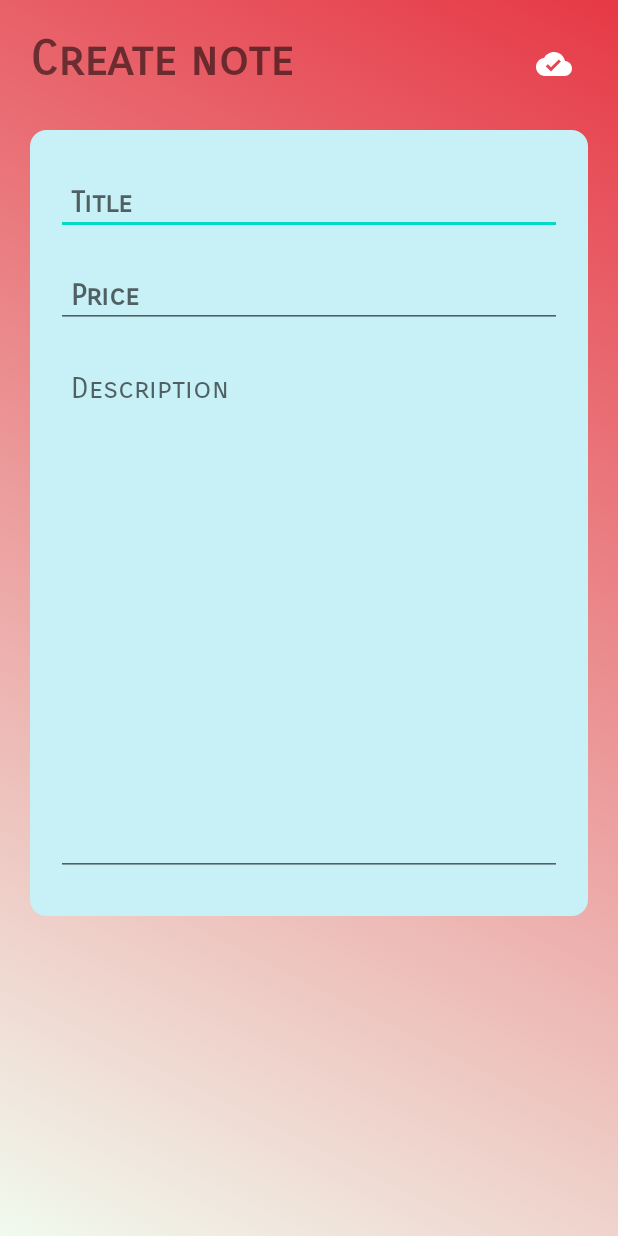
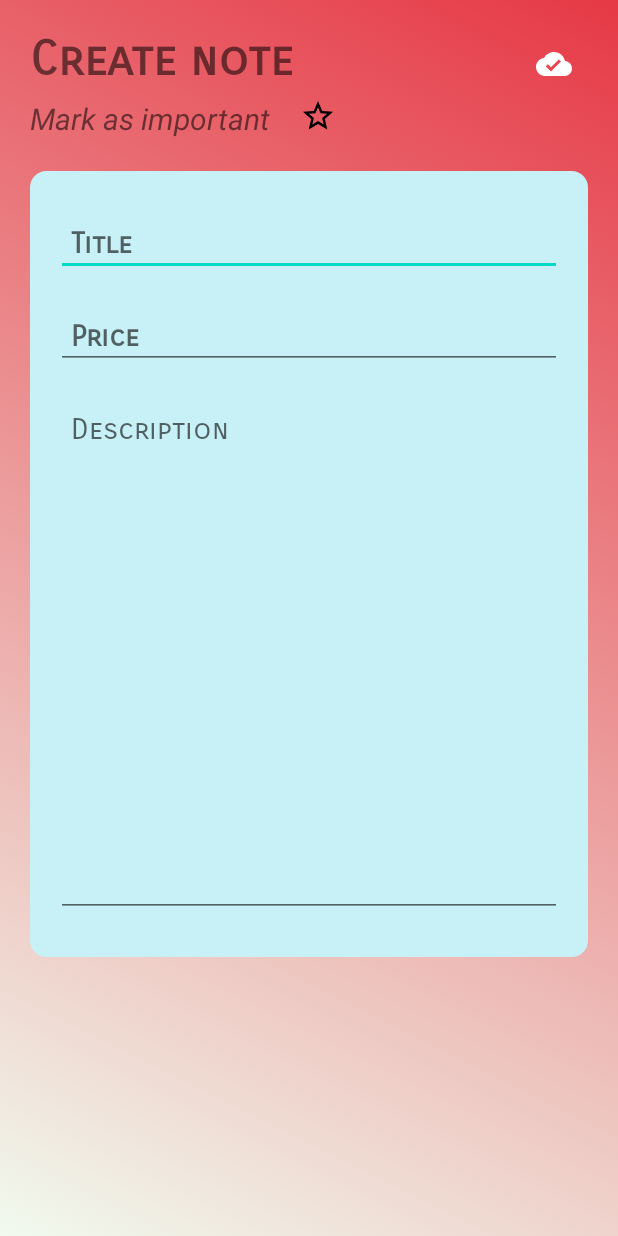
Before and after one commit to shreejal1/noteApp_Intern, an Android app: the NewNote screen opened directly, with no data from a screen before it, on a phone screen of 412 x 824 dp. Run offline under Robolectric (Android 15) with nearby library versions, the phone set to English and light mode, and no system bars; our stand-ins replace Firebase (no records; nobody signed in at launch, a user with empty details on screens opened directly).

Commit message:
added tag based notes (important and not important)

```diff
--- a/app/src/main/java/com/example/suitcase/AdapterNote.java
+++ b/app/src/main/java/com/example/suitcase/AdapterNote.java
@@ -54,6 +54,7 @@ public class AdapterNote extends RecyclerView.Adapter<AdapterNote.NoteViewHolder
             intent.putExtra("price", note.price);
             intent.putExtra("content", note.content);
             intent.putExtra("purchased", note.purchased);
+            intent.putExtra("important", note.important);
             String docid = String.valueOf(note.uid);
             intent.putExtra("docid", docid);
             context.startActivity(intent);
--- a/app/src/main/java/com/example/suitcase/NewNote.java
+++ b/app/src/main/java/com/example/suitcase/NewNote.java
@@ -25,11 +25,12 @@ import java.util.ArrayList;
 public class NewNote extends AppCompatActivity {
 
     EditText notetitle, price, notecontent;
-    ImageButton savenote, deletebtn;
+    ImageButton savenote, deletebtn, impBtn, notimpBtn;
     ProgressBar progress;
     TextView pagetitle;
     String title, pric, content, docid, url;
     boolean isedit = false;
+    String imp;
     @Override
     protected void onCreate(Bundle savedInstanceState) {
         super.onCreate(savedInstanceState);
@@ -40,6 +41,8 @@ public class NewNote extends AppCompatActivity {
         notecontent = findViewById(R.id.notecontent);
         savenote = findViewById(R.id.savenote);
         progress = findViewById(R.id.progress);
+        impBtn = findViewById(R.id.imptBtn);
+        notimpBtn = findViewById(R.id.notimptBtn);
         pagetitle = findViewById(R.id.pagetitle);
         deletebtn = findViewById(R.id.deletebtn);
 
@@ -48,7 +51,8 @@ public class NewNote extends AppCompatActivity {
         pric = getIntent().getStringExtra("price");
         content = getIntent().getStringExtra("content");
         docid = getIntent().getStringExtra("docid");
-
+//        imp = getIntent().getStringExtra("important");
+        String isImp = getIntent().getStringExtra("important");
 
         if(docid!=null && !docid.isEmpty()){
             isedit = true;
@@ -57,6 +61,13 @@ public class NewNote extends AppCompatActivity {
         notetitle.setText(title);
         price.setText(pric);
         notecontent.setText(content);
+        if(isImp!=null && isImp.equals("yes")){
+            impBtn.setVisibility(View.VISIBLE);
+            notimpBtn.setVisibility(View.GONE);
+        }else{
+            notimpBtn.setVisibility(View.VISIBLE);
+            impBtn.setVisibility(View.GONE);
+        }
 
         if(url != null && !url.isEmpty()) {
             notecontent.setText("Available at: " + url + "\n");
@@ -66,7 +77,19 @@ public class NewNote extends AppCompatActivity {
             pagetitle.setText("Edit your note");
             deletebtn.setVisibility(View.VISIBLE);
         }
+        notimpBtn.setOnClickListener(v->{
+            imp = "yes";
+            impBtn.setVisibility(View.VISIBLE);
+            notimpBtn.setVisibility(View.GONE);
+            Toast.makeText(this, "Marked as important", Toast.LENGTH_SHORT).show();
+        });
 
+        impBtn.setOnClickListener(v->{
+            imp = "no";
+            notimpBtn.setVisibility(View.VISIBLE);
+            impBtn.setVisibility(View.GONE);
+            Toast.makeText(this, "Marked as not important", Toast.LENGTH_SHORT).show();
+        });
         savenote.setOnClickListener(v-> saveNote());
         deletebtn.setOnClickListener(v-> deleteNote());
     }
@@ -94,7 +117,7 @@ public class NewNote extends AppCompatActivity {
             DatabaseHelper databaseHelper = DatabaseHelper.getDB(this);
             try {
                 databaseHelper.noteDao().addNote(
-                        new Note(title, pr, content, purchased)
+                        new Note(title, pr, content, purchased, imp)
                 );
                 startActivity(new Intent(NewNote.this, HomePage.class));
             } catch (Exception e) {
@@ -107,6 +130,7 @@ public class NewNote extends AppCompatActivity {
                 Note old = databaseHelper.noteDao().getNoteById(docid);
                 old.setContent(content);
                 old.setPrice(pr);
+                old.setImportant(imp);
                 old.setTitle(title);
                 old.setPurchased(purchased);
                 databaseHelper.noteDao().updateNote(old);
--- /dev/null
+++ b/app/src/main/res/drawable/baseline_star_24.xml
@@ -0,0 +1,5 @@
+<vector android:height="24dp" android:tint="#000000"
+    android:viewportHeight="24" android:viewportWidth="24"
+    android:width="24dp" xmlns:android="http://schemas.android.com/apk/res/android">
+    <path android:fillColor="@android:color/white" android:pathData="M12,17.27L18.18,21l-1.64,-7.03L22,9.24l-7.19,-0.61L12,2 9.19,8.63 2,9.24l5.46,4.73L5.82,21z"/>
+</vector>
--- /dev/null
+++ b/app/src/main/res/drawable/baseline_star_border_24.xml
@@ -0,0 +1,5 @@
+<vector android:height="24dp" android:tint="#000000"
+    android:viewportHeight="24" android:viewportWidth="24"
+    android:width="24dp" xmlns:android="http://schemas.android.com/apk/res/android">
+    <path android:fillColor="@android:color/white" android:pathData="M22,9.24l-7.19,-0.62L12,2 9.19,8.63 2,9.24l5.46,4.73L5.82,21 12,17.27 18.18,21l-1.63,-7.03L22,9.24zM12,15.4l-3.76,2.27 1,-4.28 -3.32,-2.88 4.38,-0.38L12,6.1l1.71,4.04 4.38,0.38 -3.32,2.88 1,4.28L12,15.4z"/>
+</vector>
--- a/app/src/main/res/layout/activity_new_note.xml
+++ b/app/src/main/res/layout/activity_new_note.xml
@@ -23,6 +23,7 @@
             android:textSize="32sp"
             android:textStyle="bold"
             />
+
         <ImageButton
             android:layout_width="45dp"
             android:layout_height="45dp"
@@ -46,11 +47,49 @@
             />
     </RelativeLayout>
 
+    <RelativeLayout
+        android:layout_width="match_parent"
+        android:layout_height="wrap_content"
+        android:id="@+id/imp"
+        android:layout_below="@id/titlebar"
+        >
+        <TextView
+            android:layout_width="wrap_content"
+            android:layout_height="wrap_content"
+            android:id="@+id/impmessage"
+            android:fontFamily="sans-serif"
+            android:text="Mark as important"
+            android:textSize="20sp"
+            android:textStyle="italic"
+            />
+        <ImageButton
+            android:layout_width="wrap_content"
+            android:layout_height="wrap_content"
+            android:src="@drawable/baseline_star_border_24"
+            android:background="?attr/selectableItemBackgroundBorderless"
+            android:layout_gravity="end"
+            android:id="@+id/notimptBtn"
+            android:layout_toRightOf="@id/impmessage"
+            android:layout_marginLeft="20dp"
+            />
+        <ImageButton
+            android:layout_width="wrap_content"
+            android:layout_height="wrap_content"
+            android:src="@drawable/baseline_star_24"
+            android:background="?attr/selectableItemBackgroundBorderless"
+            android:layout_gravity="end"
+            android:id="@+id/imptBtn"
+            android:visibility="gone"
+            android:layout_toRightOf="@id/impmessage"
+            android:layout_marginLeft="20dp"
+            />
+
+    </RelativeLayout>
     <LinearLayout
         android:layout_width="match_parent"
         android:layout_height="wrap_content"
         android:orientation="vertical"
-        android:layout_below="@+id/titlebar"
+        android:layout_below="@+id/imp"
         android:padding="17dp"
         android:layout_marginVertical="21dp"
         android:backgroundTint="#C7F1F6"
```
Also changed, not shown: app/src/main/java/com/example/suitcase/Note.java (+16 -2 lines).
